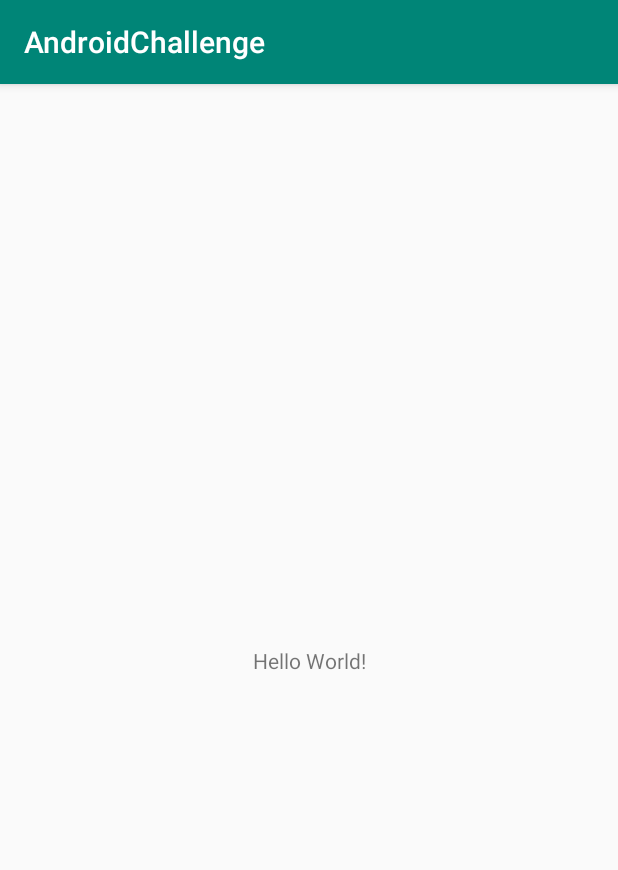
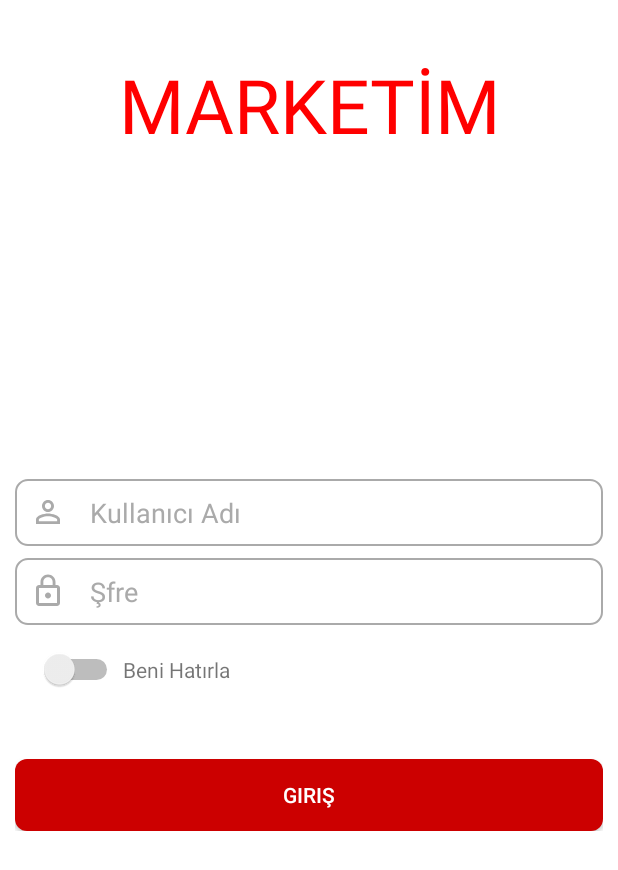
Before and after one commit to eceylan26/AndroidDeveloperChallenge, an Android app: the screen it shows after launch (MainActivity), on a phone screen of 412 x 824 dp. Shown: the top 870 px of the screen. Run offline under Robolectric (Android 15) with nearby library versions, the phone set to English and light mode, and no system bars.

Commit message:
Login UI was designed

```diff
--- a/app/src/main/java/com/ersinceylan/androidchallenge/MainActivity.java
+++ b/app/src/main/java/com/ersinceylan/androidchallenge/MainActivity.java
@@ -8,6 +8,6 @@ public class MainActivity extends AppCompatActivity {
     @Override
     protected void onCreate(Bundle savedInstanceState) {
         super.onCreate(savedInstanceState);
-        setContentView(R.layout.activity_main);
+        setContentView(R.layout.login_activity);
     }
 }
--- /dev/null
+++ b/app/src/main/res/drawable/circle_button.xml
@@ -0,0 +1,10 @@
+<?xml version="1.0" encoding="utf-8"?>
+<shape xmlns:android="http://schemas.android.com/apk/res/android"
+    android:shape="rectangle">
+
+    <solid
+        android:color="@android:color/holo_red_dark" />
+    <corners
+        android:radius="8dp"/>
+
+</shape>
--- /dev/null
+++ b/app/src/main/res/drawable/circle_edittext.xml
@@ -0,0 +1,13 @@
+<?xml version="1.0" encoding="utf-8"?>
+
+<shape xmlns:android="http://schemas.android.com/apk/res/android"
+android:shape="rectangle">
+
+<stroke
+    android:color="@android:color/darker_gray"
+    android:width="1dp"/>
+
+<corners
+    android:radius="8dp"/>
+
+</shape>
--- /dev/null
+++ b/app/src/main/res/drawable/ic_lock_outline_24dp.xml
@@ -0,0 +1,9 @@
+<vector xmlns:android="http://schemas.android.com/apk/res/android"
+        android:width="24dp"
+        android:height="24dp"
+        android:viewportWidth="24.0"
+        android:viewportHeight="24.0">
+    <path
+        android:fillColor="#FF000000"
+        android:pathData="M12,17c1.1,0 2,-0.9 2,-2s-0.9,-2 -2,-2 -2,0.9 -2,2 0.9,2 2,2zM18,8h-1L17,6c0,-2.76 -2.24,-5 -5,-5S7,3.24 7,6v2L6,8c-1.1,0 -2,0.9 -2,2v10c0,1.1 0.9,2 2,2h12c1.1,0 2,-0.9 2,-2L20,10c0,-1.1 -0.9,-2 -2,-2zM8.9,6c0,-1.71 1.39,-3.1 3.1,-3.1s3.1,1.39 3.1,3.1v2L8.9,8L8.9,6zM18,20L6,20L6,10h12v10z"/>
+</vector>
--- /dev/null
+++ b/app/src/main/res/drawable/ic_user_24dp.xml
@@ -0,0 +1,9 @@
+<vector xmlns:android="http://schemas.android.com/apk/res/android"
+        android:width="24dp"
+        android:height="24dp"
+        android:viewportWidth="24.0"
+        android:viewportHeight="24.0">
+    <path
+        android:fillColor="#FF000000"
+        android:pathData="M12,5.9c1.16,0 2.1,0.94 2.1,2.1s-0.94,2.1 -2.1,2.1S9.9,9.16 9.9,8s0.94,-2.1 2.1,-2.1m0,9c2.97,0 6.1,1.46 6.1,2.1v1.1L5.9,18.1L5.9,17c0,-0.64 3.13,-2.1 6.1,-2.1M12,4C9.79,4 8,5.79 8,8s1.79,4 4,4 4,-1.79 4,-4 -1.79,-4 -4,-4zM12,13c-2.67,0 -8,1.34 -8,4v3h16v-3c0,-2.66 -5.33,-4 -8,-4z"/>
+</vector>
--- a/app/src/main/res/layout/activity_main.xml
+++ /dev/null
@@ -1,18 +0,0 @@
-<?xml version="1.0" encoding="utf-8"?>
-<android.support.constraint.ConstraintLayout xmlns:android="http://schemas.android.com/apk/res/android"
-    xmlns:app="http://schemas.android.com/apk/res-auto"
-    xmlns:tools="http://schemas.android.com/tools"
-    android:layout_width="match_parent"
-    android:layout_height="match_parent"
-    tools:context=".MainActivity">
-
-    <TextView
-        android:layout_width="wrap_content"
-        android:layout_height="wrap_content"
-        android:text="Hello World!"
-        app:layout_constraintBottom_toBottomOf="parent"
-        app:layout_constraintLeft_toLeftOf="parent"
-        app:layout_constraintRight_toRightOf="parent"
-        app:layout_constraintTop_toTopOf="parent" />
-
-</android.support.constraint.ConstraintLayout>
--- /dev/null
+++ b/app/src/main/res/layout/login_activity.xml
@@ -0,0 +1,106 @@
+<?xml version="1.0" encoding="utf-8"?>
+<RelativeLayout xmlns:android="http://schemas.android.com/apk/res/android"
+    android:layout_width="match_parent"
+    android:background="#FFFFFF"
+    android:layout_height="match_parent">
+
+
+    <LinearLayout
+        android:layout_centerHorizontal="true"
+        android:layout_width="wrap_content"
+        android:padding="16dp"
+        android:layout_margin="20dp"
+        android:layout_height="wrap_content"
+        android:gravity="center">
+
+        <TextView
+            android:layout_centerInParent="true"
+            android:layout_width="fill_parent"
+            android:layout_height="fill_parent"
+            android:gravity="center"
+            android:textSize="50dp"
+            android:textColor="#ff0000"
+            android:text="MARKETİM"/>
+
+    </LinearLayout>
+
+    <LinearLayout
+        android:layout_centerVertical="true"
+        android:layout_centerHorizontal="true"
+        android:layout_width="match_parent"
+        android:layout_height="wrap_content"
+        android:orientation="vertical"
+        android:padding="10dp">
+
+        <EditText
+            android:id="@+id/editTextUsername"
+            android:layout_width="match_parent"
+            android:layout_height="wrap_content"
+            android:layout_marginTop="50dp"
+            android:background="@drawable/circle_edittext"
+            android:drawableLeft="@drawable/ic_user_24dp"
+            android:drawablePadding="16dp"
+            android:drawableTint="@android:color/darker_gray"
+            android:hint="Kullanıcı Adı"
+            android:padding="10dp"
+            android:textColor="@android:color/darker_gray"
+            android:textColorHint="@android:color/darker_gray" />
+
+        <EditText
+            android:id="@+id/editTtextPassword"
+            android:layout_width="match_parent"
+            android:layout_height="wrap_content"
+            android:layout_marginTop="8dp"
+            android:background="@drawable/circle_edittext"
+            android:drawableLeft="@drawable/ic_lock_outline_24dp"
+            android:drawablePadding="16dp"
+            android:drawableTint="@android:color/darker_gray"
+            android:hint="Şfre"
+            android:inputType="textPassword"
+            android:padding="10dp"
+            android:textColor="@android:color/darker_gray"
+            android:textColorHint="@android:color/darker_gray" />
+    <LinearLayout
+        android:layout_width="match_parent"
+        android:layout_height="wrap_content"
+        android:orientation="horizontal"
+        android:padding="16dp">
+
+
+        <Switch
+            android:id="@+id/switchRememberMe"
+            android:layout_width="wrap_content"
+            android:layout_height="wrap_content"
+            android:switchMinWidth="56dp"
+            android:checked="false"
+            android:textOff="OFF"
+            android:textOn="ON"/>
+
+        <TextView
+            android:layout_width="wrap_content"
+            android:layout_height="wrap_content"
+            android:text="Beni Hatırla"/>
+
+
+    </LinearLayout>
+        <Button
+            android:id="@+id/buttonLogin"
+            android:layout_width="match_parent"
+            android:layout_height="wrap_content"
+            android:layout_marginTop="30dp"
+            android:background="@drawable/circle_button"
+            android:text="Giriş"
+            android:textColor="@android:color/white" />
+
+    </LinearLayout>
+
+    <LinearLayout
+        android:layout_width="match_parent"
+        android:layout_height="wrap_content"
+        android:layout_alignParentBottom="true"
+        android:layout_marginBottom="30dp"
+        android:gravity="center">
+
+    </LinearLayout>
+
+</RelativeLayout>
--- a/app/src/main/res/values/styles.xml
+++ b/app/src/main/res/values/styles.xml
@@ -1,7 +1,7 @@
 <resources>
 
     <!-- Base application theme. -->
-    <style name="AppTheme" parent="Theme.AppCompat.Light.DarkActionBar">
+    <style name="AppTheme" parent="Theme.AppCompat.Light.NoActionBar">
         <!-- Customize your theme here. -->
         <item name="colorPrimary">@color/colorPrimary</item>
         <item name="colorPrimaryDark">@color/colorPrimaryDark</item>
```
